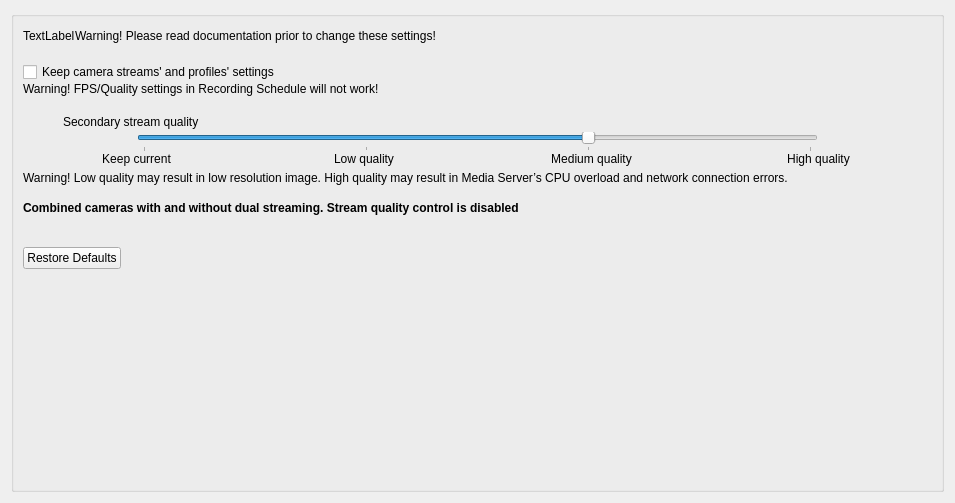
networkoptix/nx_open, file client/src/ui/widgets/properties/expert_settings_widget.ui: the form before one commit.
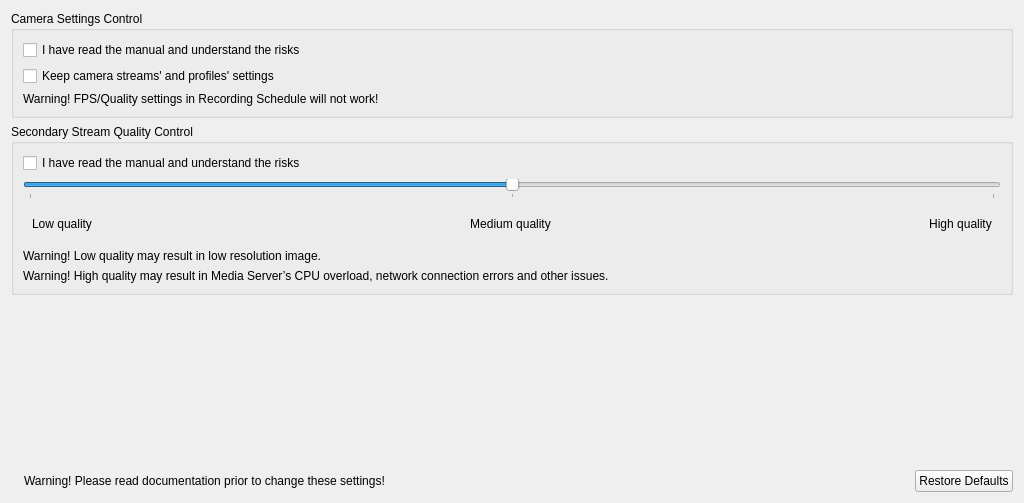
The form after the commit. Icons and pictures are not drawn.

Commit message:
Expert Settings tab redesign
<==== Mercurial data ====>
Branch: master

Patch:
```diff
--- a/client/src/ui/widgets/properties/expert_settings_widget.ui
+++ b/client/src/ui/widgets/properties/expert_settings_widget.ui
@@ -6,7 +6,7 @@
    <rect>
     <x>0</x>
     <y>0</y>
-    <width>955</width>
+    <width>1024</width>
     <height>503</height>
    </rect>
   </property>
@@ -17,145 +17,56 @@
    <item>
     <widget class="QGroupBox" name="groupBox">
      <property name="title">
-      <string/>
+      <string>Camera Settings Control</string>
      </property>
-     <layout class="QVBoxLayout" name="verticalLayout">
-      <property name="spacing">
-       <number>0</number>
-      </property>
+     <layout class="QVBoxLayout" name="verticalLayout_4">
       <item>
-       <layout class="QGridLayout" name="gridLayout">
-        <item row="0" column="0">
-         <widget class="QLabel" name="iconLabel">
+       <widget class="QCheckBox" name="settingsAssureCheckBox">
           <property name="text">
-           <string>TextLabel</string>
+         <string>I have read the manual and understand the risks</string>
           </property>
          </widget>
         </item>
-        <item row="0" column="2">
-         <spacer name="horizontalSpacer">
-          <property name="orientation">
-           <enum>Qt::Horizontal</enum>
-          </property>
-          <property name="sizeHint" stdset="0">
-           <size>
-            <width>40</width>
-            <height>20</height>
-           </size>
-          </property>
-         </spacer>
-        </item>
-        <item row="0" column="1">
-         <widget class="QLabel" name="label">
-          <property name="text">
-           <string>Warning! Please read documentation prior to change these settings!</string>
-          </property>
-         </widget>
-        </item>
-       </layout>
-      </item>
       <item>
-       <spacer name="verticalSpacer_2">
-        <property name="orientation">
-         <enum>Qt::Vertical</enum>
-        </property>
-        <property name="sizeType">
-         <enum>QSizePolicy::Fixed</enum>
-        </property>
-        <property name="sizeHint" stdset="0">
-         <size>
-          <width>20</width>
-          <height>16</height>
-         </size>
-        </property>
-       </spacer>
-      </item>
-      <item>
-       <layout class="QGridLayout" name="gridLayout_2">
-        <item row="0" column="0">
-         <widget class="QCheckBox" name="checkBoxDisableControl">
+       <widget class="QCheckBox" name="settingsDisableControlCheckBox">
           <property name="text">
            <string>Keep camera streams' and profiles' settings</string>
           </property>
          </widget>
         </item>
-        <item row="1" column="0">
-         <widget class="QLabel" name="label_2">
+      <item>
+       <widget class="QLabel" name="settingsWarningLabel">
           <property name="text">
            <string>Warning! FPS/Quality settings in Recording Schedule will not work!</string>
           </property>
          </widget>
         </item>
        </layout>
+    </widget>
       </item>
       <item>
-       <spacer name="verticalSpacer_3">
-        <property name="orientation">
-         <enum>Qt::Vertical</enum>
-        </property>
-        <property name="sizeType">
-         <enum>QSizePolicy::Fixed</enum>
-        </property>
-        <property name="sizeHint" stdset="0">
-         <size>
-          <width>20</width>
-          <height>16</height>
-         </size>
-        </property>
-       </spacer>
-      </item>
+    <widget class="QGroupBox" name="qualityGroupBox">
+     <property name="title">
+      <string>Secondary Stream Quality Control</string>
+     </property>
+     <layout class="QVBoxLayout" name="verticalLayout_3">
       <item>
-       <layout class="QHBoxLayout" name="horizontalLayout_3" stretch="0,7">
-        <item>
-         <spacer name="horizontalSpacer_4">
-          <property name="orientation">
-           <enum>Qt::Horizontal</enum>
-          </property>
-          <property name="sizeHint" stdset="0">
-           <size>
-            <width>40</width>
-            <height>20</height>
-           </size>
-          </property>
-         </spacer>
-        </item>
-        <item>
-         <widget class="QLabel" name="labelQuality">
+       <widget class="QCheckBox" name="qualityAssureCheckBox">
           <property name="text">
-           <string>Secondary stream quality</string>
-          </property>
-         </widget>
-        </item>
-       </layout>
-      </item>
-      <item>
-       <layout class="QHBoxLayout" name="horizontalLayout_2" stretch="1,6,1">
-        <property name="spacing">
-         <number>0</number>
-        </property>
-        <item>
-         <spacer name="horizontalSpacer_2">
-          <property name="orientation">
-           <enum>Qt::Horizontal</enum>
-          </property>
-          <property name="sizeHint" stdset="0">
-           <size>
-            <width>40</width>
-            <height>20</height>
-           </size>
-          </property>
-         </spacer>
+         <string>I have read the manual and understand the risks</string>
+        </property>
+       </widget>
         </item>
         <item>
          <widget class="QSlider" name="qualitySlider">
           <property name="maximum">
-           <number>3</number>
+         <number>2</number>
           </property>
           <property name="pageStep">
            <number>1</number>
           </property>
           <property name="value">
-           <number>2</number>
+         <number>1</number>
           </property>
           <property name="orientation">
            <enum>Qt::Horizontal</enum>
@@ -166,35 +77,11 @@
          </widget>
         </item>
         <item>
-         <spacer name="horizontalSpacer_3">
-          <property name="orientation">
-           <enum>Qt::Horizontal</enum>
-          </property>
-          <property name="sizeHint" stdset="0">
-           <size>
-            <width>40</width>
-            <height>20</height>
-           </size>
-          </property>
-         </spacer>
-        </item>
-       </layout>
-      </item>
-      <item>
+       <widget class="QWidget" name="qualityLabelsWidget" native="true">
        <layout class="QHBoxLayout" name="horizontalLayout">
         <property name="spacing">
          <number>0</number>
         </property>
-        <item>
-         <widget class="QLabel" name="keepQualityLabel">
-          <property name="text">
-           <string>Keep current</string>
-          </property>
-          <property name="alignment">
-           <set>Qt::AlignCenter</set>
-          </property>
-         </widget>
-        </item>
         <item>
          <widget class="QLabel" name="labelLowQuality">
           <property name="text">
@@ -205,6 +92,19 @@
           </property>
          </widget>
         </item>
+         <item>
+          <spacer name="horizontalSpacer_2">
+           <property name="orientation">
+            <enum>Qt::Horizontal</enum>
+           </property>
+           <property name="sizeHint" stdset="0">
+            <size>
+             <width>40</width>
+             <height>20</height>
+            </size>
+           </property>
+          </spacer>
+         </item>
         <item>
          <widget class="QLabel" name="labelMedQuality">
           <property name="text">
@@ -215,6 +115,19 @@
           </property>
          </widget>
         </item>
+         <item>
+          <spacer name="horizontalSpacer_3">
+           <property name="orientation">
+            <enum>Qt::Horizontal</enum>
+           </property>
+           <property name="sizeHint" stdset="0">
+            <size>
+             <width>40</width>
+             <height>20</height>
+            </size>
+           </property>
+          </spacer>
+         </item>
         <item>
          <widget class="QLabel" name="labelHiQuality">
           <property name="text">
@@ -226,83 +139,23 @@
          </widget>
         </item>
        </layout>
+       </widget>
       </item>
       <item>
-       <spacer name="verticalSpacer_6">
-        <property name="orientation">
-         <enum>Qt::Vertical</enum>
-        </property>
-        <property name="sizeType">
-         <enum>QSizePolicy::Fixed</enum>
-        </property>
-        <property name="sizeHint" stdset="0">
-         <size>
-          <width>20</width>
-          <height>5</height>
-         </size>
-        </property>
-       </spacer>
-      </item>
-      <item>
-       <widget class="QLabel" name="label_3">
+       <widget class="QLabel" name="lowQualityWarningLabel">
         <property name="text">
-         <string>Warning! Low quality may result in low resolution image. High quality may result in Media Server’s CPU overload and network connection errors.</string>
+         <string>&lt;html&gt;&lt;head/&gt;&lt;body&gt;&lt;p&gt;Warning! Low quality may result in low resolution image.&lt;/p&gt;&lt;/body&gt;&lt;/html&gt;</string>
         </property>
        </widget>
       </item>
       <item>
-       <spacer name="verticalSpacer_5">
-        <property name="orientation">
-         <enum>Qt::Vertical</enum>
-        </property>
-        <property name="sizeType">
-         <enum>QSizePolicy::Fixed</enum>
-        </property>
-        <property name="sizeHint" stdset="0">
-         <size>
-          <width>20</width>
-          <height>16</height>
-         </size>
-        </property>
-       </spacer>
-      </item>
-      <item>
-       <widget class="QLabel" name="labelWarn">
-        <property name="font">
-         <font>
-          <weight>75</weight>
-          <bold>true</bold>
-         </font>
-        </property>
+       <widget class="QLabel" name="highQualityWarningLabel">
         <property name="text">
-         <string>Combined cameras with and without dual streaming. Stream quality control is disabled</string>
+         <string>Warning! High quality may result in Media Server’s CPU overload, network connection errors and other issues.</string>
         </property>
-        <property name="wordWrap">
-         <bool>true</bool>
-        </property>
        </widget>
       </item>
-      <item>
-       <spacer name="verticalSpacer_4">
-        <property name="orientation">
-         <enum>Qt::Vertical</enum>
-        </property>
-        <property name="sizeType">
-         <enum>QSizePolicy::Fixed</enum>
-        </property>
-        <property name="sizeHint" stdset="0">
-         <size>
-          <width>20</width>
-          <height>32</height>
-         </size>
-        </property>
-       </spacer>
-      </item>
-      <item>
-       <widget class="QDialogButtonBox" name="buttonBox">
-        <property name="standardButtons">
-         <set>QDialogButtonBox::RestoreDefaults</set>
-        </property>
+     </layout>
        </widget>
       </item>
       <item>
@@ -318,10 +171,60 @@
         </property>
        </spacer>
       </item>
-     </layout>
-    </widget>
-   </item>
-  </layout>
+   <item>
+    <layout class="QHBoxLayout" name="horizontalLayout_4">
+     <item>
+      <widget class="QLabel" name="iconLabel">
+       <property name="maximumSize">
+        <size>
+         <width>32</width>
+         <height>32</height>
+        </size>
+       </property>
+       <property name="text">
+        <string/>
+       </property>
+       <property name="textFormat">
+        <enum>Qt::RichText</enum>
+       </property>
+       <property name="pixmap">
+        <pixmap resource="../../../../x86/build/client-custom.qrc">:/skin/warning.png</pixmap>
+       </property>
+       <property name="scaledContents">
+        <bool>true</bool>
+       </property>
+      </widget>
+     </item>
+     <item>
+      <widget class="QLabel" name="generalWarningLabel">
+       <property name="text">
+        <string>Warning! Please read documentation prior to change these settings!</string>
+       </property>
+      </widget>
+     </item>
+     <item>
+      <spacer name="horizontalSpacer">
+       <property name="orientation">
+        <enum>Qt::Horizontal</enum>
+       </property>
+       <property name="sizeHint" stdset="0">
+        <size>
+         <width>40</width>
+         <height>20</height>
+        </size>
+       </property>
+      </spacer>
+     </item>
+     <item>
+      <widget class="QPushButton" name="restoreDefaultsButton">
+       <property name="text">
+        <string>Restore Defaults</string>
+       </property>
+      </widget>
+     </item>
+    </layout>
+   </item>
+  </layout>
  </widget>
  <resources/>
  <connections/>
```
Left out of the diff: 6 changed lines with no effect on the pictures. Lines whose indentation alone changed are shown as unchanged. The commit also changes 7 other files.
